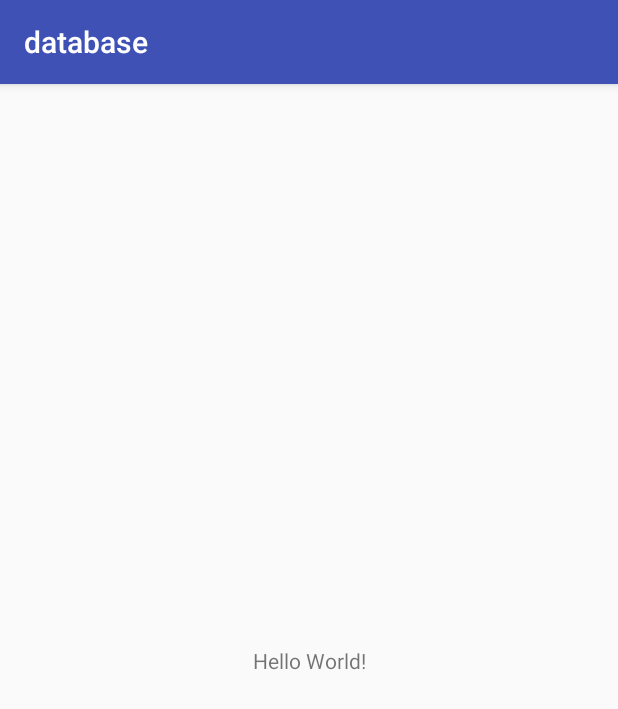
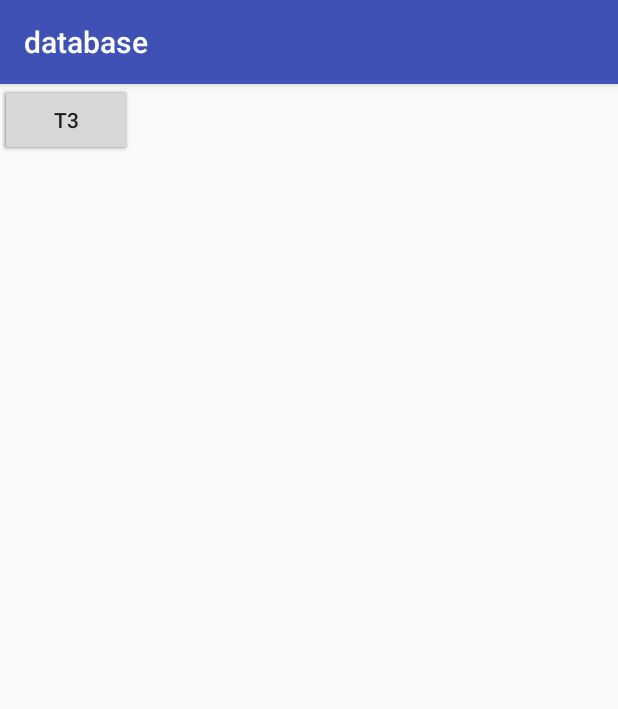
Before and after one commit to ngraham20/SurviveAnyplace, an Android app: the screen it shows after launch (MainActivity), on a phone screen of 412 x 824 dp. Shown: the top 709 px of the screen. Run offline under Robolectric (Android 15) with nearby library versions, the phone set to English and light mode, and no system bars; 1 statement that could not run was skipped.

Commit message:
-> added potential button functionality

```diff
--- a/application/build.gradle
+++ b/application/build.gradle
@@ -7,7 +7,7 @@ buildscript {
         jcenter()
     }
     dependencies {
-        classpath 'com.android.tools.build:gradle:3.0.1'
+        classpath 'com.android.tools.build:gradle:3.1.0'
 
 
         // NOTE: Do not place your application dependencies here; they belong
--- a/database_test/app/src/main/java/surviveanpylace/com/database/MainActivity.java
+++ b/database_test/app/src/main/java/surviveanpylace/com/database/MainActivity.java
@@ -4,6 +4,8 @@ import android.database.SQLException;
 import android.support.v7.app.AppCompatActivity;
 import android.os.Bundle;
 import android.util.Log;
+import android.view.View;
+import android.widget.Button;
 
 import java.io.IOException;
 import java.util.List;
@@ -15,52 +17,34 @@ public class MainActivity extends AppCompatActivity {
         super.onCreate(savedInstanceState);
         setContentView(R.layout.activity_main);
 
-        DatabaseHandler db = new DatabaseHandler(this);
+        Button button_t1 = findViewById(R.id.button_tier1);
+        Button button_t2 = findViewById(R.id.button_tier2);
+        Button button_t3 = findViewById(R.id.button_tier3);
+
+        final DatabaseHandler db = new DatabaseHandler(this);
+
         db.readDatabase(this);
-//
-//        /**
-//         * CRUD Operations
-//         * */
-//        // Inserting Contacts
-//        Log.d("Insert: ", "Inserting ..");
-//        db.addContact(new Contact("Ravi", "9100000000"));
-//        db.addContact(new Contact("Srinivas", "9199999999"));
-//        db.addContact(new Contact("Tommy", "9522222222"));
-//        db.addContact(new Contact("Karthik", "9533333333"));
-//
-//        // Reading all contacts
-//        Log.d("Reading: ", "Reading all contacts..");
-//        List<Contact> contacts = db.getAllContacts();
-//
-//        for (Contact cn : contacts) {
-//            String log = "Id: "+cn.getID()+" ,Name: " + cn.getName() + " ,Phone: " + cn.getPhoneNumber();
-//            // Writing Contacts to log
-//            Log.d("Name: ", log);
-//        }
 
-//        DataBaseHelper myDbHelper;
-//        myDbHelper = new DataBaseHelper(this);
-//
-//        try {
-//
-//            myDbHelper.createDataBase();
-//
-//        } catch (IOException ioe) {
-//
-//            throw new Error("Unable to create sqldatabase");
-//
-//        }
-//
-//        try {
-//
-//            myDbHelper.openDataBase();
-//
-//        }catch(SQLException sqle){
-//
-//            throw sqle;
-//
-//        }
+        button_t1.setOnClickListener(new View.OnClickListener() {
+            @Override
+            public void onClick(View view) {
+                // we want it to bring up everything from tier one
+                db.getTierOne();
+            }
+        });
 
-//        dbHelper myDb = new dbHelper(this);
+        button_t2.setOnClickListener(new View.OnClickListener() {
+            @Override
+            public void onClick(View view) {
+                //Bring up everything from tier two
+            }
+        });
+
+        button_t3.setOnClickListener(new View.OnClickListener() {
+            @Override
+            public void onClick(View view) {
+                //we want this to bring up everything from Tier three
+            }
+        });
     }
 }
--- a/database_test/app/src/main/res/layout/activity_main.xml
+++ b/database_test/app/src/main/res/layout/activity_main.xml
@@ -6,13 +6,27 @@
     android:layout_height="match_parent"
     tools:context="surviveanpylace.com.database.MainActivity">
 
-    <TextView
+    <Button
+        android:id="@+id/button_tier1"
         android:layout_width="wrap_content"
         android:layout_height="wrap_content"
-        android:text="Hello World!"
-        app:layout_constraintBottom_toBottomOf="parent"
-        app:layout_constraintLeft_toLeftOf="parent"
-        app:layout_constraintRight_toRightOf="parent"
-        app:layout_constraintTop_toTopOf="parent" />
+        android:text="T1"
+        tools:layout_editor_absoluteX="147dp"
+        tools:layout_editor_absoluteY="107dp" />
 
+    <Button
+        android:id="@+id/button_tier2"
+        android:layout_width="wrap_content"
+        android:layout_height="wrap_content"
+        android:text="T2"
+        tools:layout_editor_absoluteX="148dp"
+        tools:layout_editor_absoluteY="198dp" />
+
+    <Button
+        android:id="@+id/button_tier3"
+        android:layout_width="wrap_content"
+        android:layout_height="wrap_content"
+        android:text="T3"
+        tools:layout_editor_absoluteX="147dp"
+        tools:layout_editor_absoluteY="303dp" />
 </android.support.constraint.ConstraintLayout>
```
Also changed, not shown: database_test/app/src/main/java/surviveanpylace/com/database/DatabaseHandler.java (+33 -0 lines), application/gradle/wrapper/gradle-wrapper.properties.
